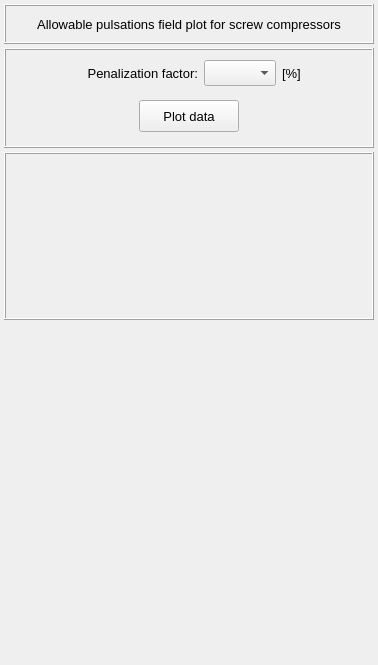
MOPT-UFSC/VIBRA, file vibra/interface/data/ui_files/plots/acoustic/allowable_pulsations_3d_plot_for_screw_compressor_inputs.ui: the form before one commit.
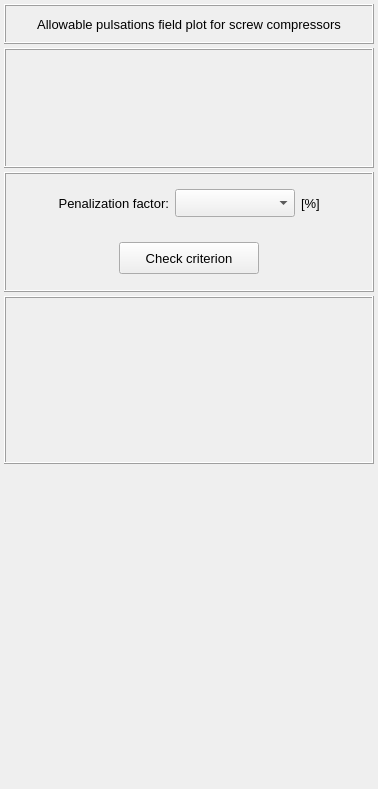
The form after the commit.

Commit message: Modify all time-domain UI-related files to include a placeholder for the IFFTControlsWidget

Diff of the .ui file:
```diff
--- a/vibra/interface/data/ui_files/plots/acoustic/allowable_pulsations_3d_plot_for_screw_compressor_inputs.ui
+++ b/vibra/interface/data/ui_files/plots/acoustic/allowable_pulsations_3d_plot_for_screw_compressor_inputs.ui
@@ -7,7 +7,7 @@
     <x>0</x>
     <y>0</y>
     <width>378</width>
-    <height>665</height>
+    <height>789</height>
    </rect>
   </property>
   <property name="minimumSize">
@@ -110,18 +110,18 @@
      </layout>
     </widget>
    </item>
-   <item row="1" column="0">
+   <item row="2" column="0">
     <widget class="QFrame" name="frame_main">
      <property name="minimumSize">
       <size>
        <width>0</width>
-       <height>100</height>
+       <height>120</height>
       </size>
      </property>
      <property name="maximumSize">
       <size>
        <width>16777215</width>
-       <height>200</height>
+       <height>240</height>
       </size>
      </property>
      <property name="sizeIncrement">
@@ -169,7 +169,13 @@
         <property name="maximumSize">
          <size>
           <width>16777215</width>
-          <height>200</height>
+          <height>48</height>
+         </size>
+        </property>
+        <property name="sizeIncrement">
+         <size>
+          <width>0</width>
+          <height>0</height>
          </size>
         </property>
         <property name="frameShape">
@@ -180,19 +186,19 @@
         </property>
         <layout class="QGridLayout" name="gridLayout_13">
          <property name="leftMargin">
-          <number>0</number>
+          <number>2</number>
          </property>
          <property name="topMargin">
-          <number>6</number>
+          <number>2</number>
          </property>
          <property name="rightMargin">
-          <number>0</number>
+          <number>2</number>
          </property>
          <property name="bottomMargin">
-          <number>0</number>
+          <number>2</number>
          </property>
-         <item row="1" column="0">
-          <spacer name="horizontalSpacer_13">
+         <item row="0" column="0">
+          <spacer name="horizontalSpacer_4">
            <property name="orientation">
             <enum>Qt::Orientation::Horizontal</enum>
            </property>
@@ -204,18 +210,18 @@
            </property>
           </spacer>
          </item>
-         <item row="1" column="3">
+         <item row="0" column="4">
           <widget class="QLabel" name="label_8">
            <property name="minimumSize">
             <size>
              <width>0</width>
-             <height>26</height>
+             <height>28</height>
             </size>
            </property>
            <property name="maximumSize">
             <size>
              <width>16777215</width>
-             <height>26</height>
+             <height>28</height>
             </size>
            </property>
            <property name="font">
@@ -231,18 +237,18 @@
            </property>
           </widget>
          </item>
-         <item row="1" column="1">
+         <item row="0" column="1">
           <widget class="QLabel" name="label_penalization_factor">
            <property name="minimumSize">
             <size>
-             <width>120</width>
-             <height>26</height>
+             <width>0</width>
+             <height>28</height>
             </size>
            </property>
            <property name="maximumSize">
             <size>
              <width>140</width>
-             <height>26</height>
+             <height>28</height>
             </size>
            </property>
            <property name="font">
@@ -258,24 +264,24 @@
            </property>
           </widget>
          </item>
-         <item row="1" column="2">
+         <item row="0" column="2">
           <widget class="QComboBox" name="comboBox_penalization_factor">
            <property name="minimumSize">
             <size>
-             <width>0</width>
-             <height>26</height>
+             <width>120</width>
+             <height>28</height>
             </size>
            </property>
            <property name="maximumSize">
             <size>
-             <width>16777215</width>
-             <height>26</height>
+             <width>120</width>
+             <height>28</height>
             </size>
            </property>
           </widget>
          </item>
-         <item row="1" column="4">
-          <spacer name="horizontalSpacer_12">
+         <item row="0" column="5">
+          <spacer name="horizontalSpacer_5">
            <property name="orientation">
             <enum>Qt::Orientation::Horizontal</enum>
            </property>
@@ -290,7 +296,7 @@
         </layout>
        </widget>
       </item>
-      <item row="1" column="1">
+      <item row="2" column="1">
        <widget class="QFrame" name="frame_3">
         <property name="minimumSize">
          <size>
@@ -326,7 +332,7 @@
          <property name="spacing">
           <number>2</number>
          </property>
-         <item row="0" column="0">
+         <item row="1" column="0">
           <widget class="QPushButton" name="pushButton_plot_data">
            <property name="minimumSize">
             <size>
@@ -336,7 +342,7 @@
            </property>
            <property name="maximumSize">
             <size>
-             <width>100</width>
+             <width>140</width>
              <height>32</height>
             </size>
            </property>
@@ -349,7 +355,7 @@
             <string notr="true"/>
            </property>
            <property name="text">
-            <string>Plot data</string>
+            <string>Check criterion</string>
            </property>
            <property name="flat">
             <bool>false</bool>
@@ -362,29 +368,29 @@
      </layout>
     </widget>
    </item>
-   <item row="2" column="0">
-    <widget class="QFrame" name="frame_color">
-     <property name="minimumSize">
-      <size>
-       <width>0</width>
-       <height>168</height>
-      </size>
-     </property>
-     <property name="maximumSize">
-      <size>
-       <width>16777215</width>
-       <height>168</height>
-      </size>
-     </property>
-     <property name="frameShape">
-      <enum>QFrame::Shape::Box</enum>
-     </property>
-     <property name="frameShadow">
-      <enum>QFrame::Shadow::Raised</enum>
-     </property>
-    </widget>
-   </item>
    <item row="3" column="0">
+    <widget class="QFrame" name="frame_color">
+     <property name="minimumSize">
+      <size>
+       <width>0</width>
+       <height>168</height>
+      </size>
+     </property>
+     <property name="maximumSize">
+      <size>
+       <width>16777215</width>
+       <height>168</height>
+      </size>
+     </property>
+     <property name="frameShape">
+      <enum>QFrame::Shape::Box</enum>
+     </property>
+     <property name="frameShadow">
+      <enum>QFrame::Shadow::Raised</enum>
+     </property>
+    </widget>
+   </item>
+   <item row="4" column="0">
     <spacer name="verticalSpacer">
      <property name="orientation">
       <enum>Qt::Orientation::Vertical</enum>
@@ -397,6 +403,22 @@
      </property>
     </spacer>
    </item>
+   <item row="1" column="0">
+    <widget class="QFrame" name="frame_ifft_controls">
+     <property name="minimumSize">
+      <size>
+       <width>0</width>
+       <height>120</height>
+      </size>
+     </property>
+     <property name="frameShape">
+      <enum>QFrame::Shape::Box</enum>
+     </property>
+     <property name="frameShadow">
+      <enum>QFrame::Shadow::Raised</enum>
+     </property>
+    </widget>
+   </item>
   </layout>
  </widget>
  <resources>
```
Left out of the diff: 4 changed lines with no effect on the pictures. The commit also changes 20 other files.
